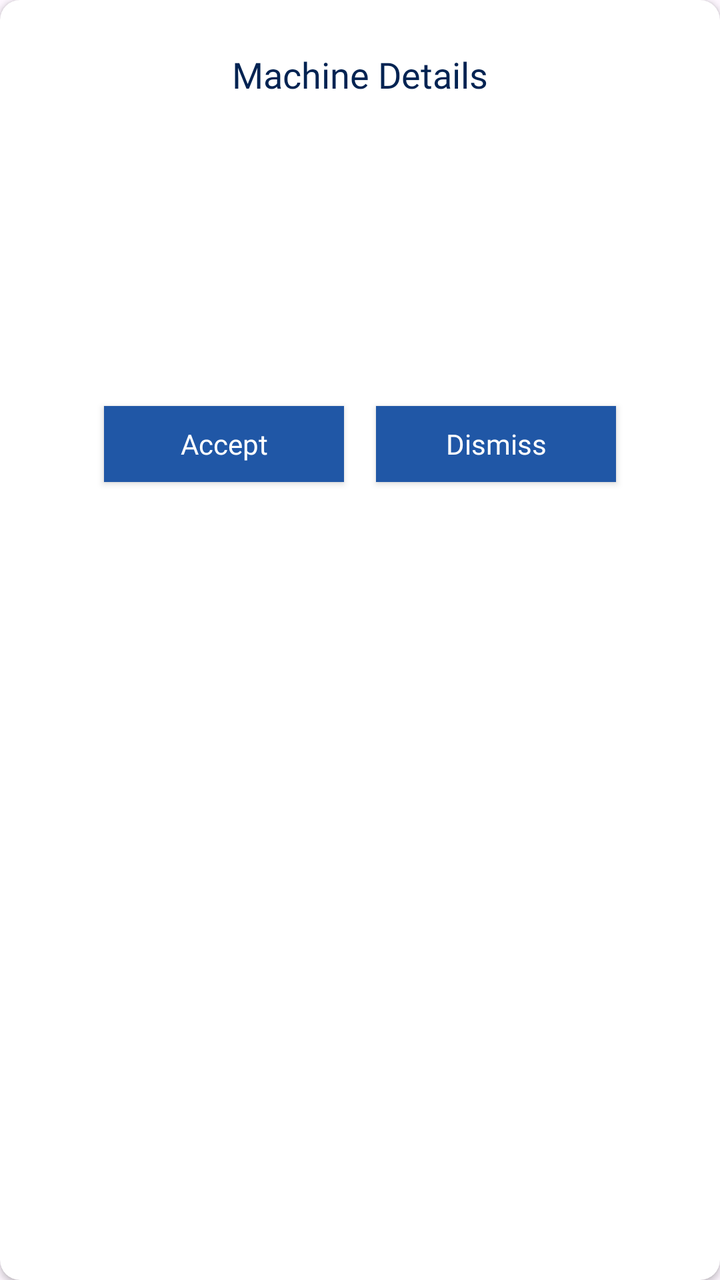
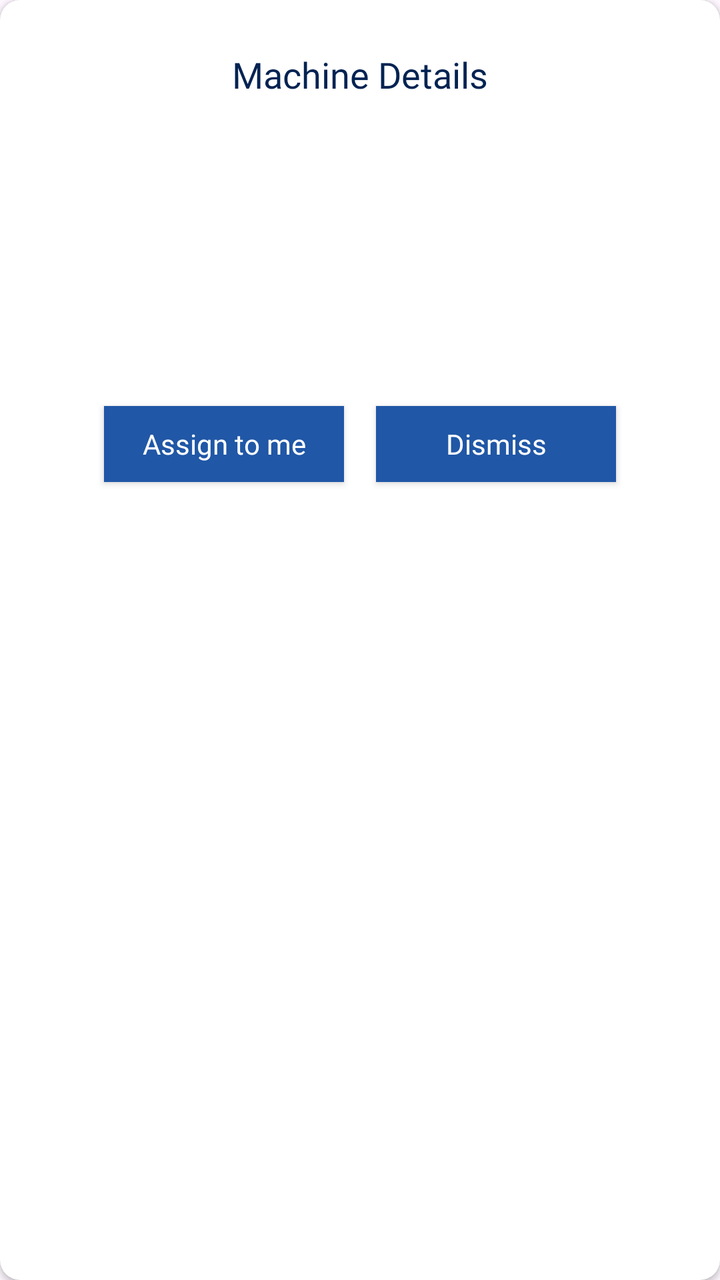

Screens rendered from an Android XML layout before and after an edit, with the pre-edit source and the edit as a unified diff.
<!-- AndroidManifest.xml: application theme Theme.Evergreen -->
<!-- res/layout/custom_notification_dialog.xml -->
<?xml version="1.0" encoding="utf-8"?>
<androidx.cardview.widget.CardView xmlns:android="http://schemas.android.com/apk/res/android"
    android:layout_width="match_parent"
    xmlns:app="http://schemas.android.com/apk/res-auto"
    app:cardCornerRadius="@dimen/_10sdp"
    android:layout_margin="@dimen/_10sdp"
    android:layout_height="wrap_content"
    android:orientation="vertical">
    <LinearLayout
        android:padding="@dimen/_15sdp"
        android:orientation="vertical"
        android:layout_width="match_parent"
        android:layout_height="wrap_content">


    <TextView
        android:layout_marginTop="@dimen/_10sdp"
        android:fontFamily="@font/roboto_medium"
       android:text="Machine Details"
        android:layout_width="match_parent"
        android:layout_height="wrap_content"
        android:textSize="18sp"
        android:textColor="@color/black_blue"
        android:gravity="center_horizontal"
       />
        <TextView android:layout_marginTop="@dimen/_15sdp"
        android:id="@+id/textViewTitle"
        android:layout_width="match_parent"
        android:layout_height="wrap_content"
        android:textSize="16sp"
        android:fontFamily="@font/roboto_medium"
        android:textColor="@android:color/black"
        android:layout_marginBottom="8dp"/>


    <TextView
        android:fontFamily="@font/roboto_medium"
        android:id="@+id/textViewBody"
        android:layout_width="match_parent"
        android:layout_height="wrap_content"
        android:textSize="16sp"
        android:textColor="@color/black_blue1"
        android:layout_marginBottom="16dp"/>
        <TextView
            android:layout_marginTop="@dimen/_10sdp"
            android:id="@+id/tv_sn"
            android:fontFamily="@font/roboto_regular"
            android:layout_width="match_parent"
            android:layout_height="wrap_content"
            android:textSize="14sp"
            android:textColor="@color/black_blue" />

        <TextView
            android:id="@+id/location"
            android:fontFamily="@font/roboto_regular"
            android:layout_width="match_parent"
            android:layout_height="wrap_content"
            android:textSize="12sp"
            android:textColor="@color/black_blue"
            android:layout_marginBottom="8dp"/>


    <LinearLayout
        android:layout_marginTop="@dimen/_10sdp"
        android:layout_width="match_parent"
        android:layout_height="wrap_content"
        android:orientation="horizontal"
        android:gravity="center">

        <androidx.appcompat.widget.AppCompatButton
            android:textColor="@color/white"
            android:fontFamily="@font/roboto_medium"
            android:id="@+id/buttonAccept"
            android:textSize="@dimen/_14sdp"
            android:minWidth="@dimen/_120sdp"
            android:textAllCaps="false"
            android:background="@color/btn_back"
            android:layout_width="wrap_content"
            android:layout_height="@dimen/_38sdp"
            android:text="Accept"
            android:layout_margin="8dp"/>

        <androidx.appcompat.widget.AppCompatButton
            android:minWidth="@dimen/_120sdp"
            android:textAllCaps="false"
            android:background="@color/btn_back"
            android:textColor="@color/white"
            android:textSize="@dimen/_14sdp"
            android:fontFamily="@font/roboto_medium"
            android:id="@+id/buttonDismiss"
            android:layout_width="wrap_content"
            android:layout_height="@dimen/_38sdp"
            android:text="Dismiss"
            android:layout_margin="8dp"/>

    </LinearLayout>
    </LinearLayout>

</androidx.cardview.widget.CardView>
<!-- resources referenced by this layout -->
<resources>
  <color name="black_blue">#022352</color>
  <color name="black_blue1">#4F6B94</color>
  <color name="btn_back">#2057A6</color>
  <color name="white">#FFFFFFFF</color>
  <dimen name="_10sdp">10.00dp</dimen>
  <dimen name="_120sdp">120.00dp</dimen>
  <dimen name="_14sdp">14.00dp</dimen>
  <dimen name="_15sdp">15.00dp</dimen>
  <dimen name="_38sdp">38.00dp</dimen>
  <style name="Theme.Evergreen" parent="Base.Theme.Evergreen" />
  <style name="Base.Theme.Evergreen" parent="Theme.Material3.Light.NoActionBar">
  
  
  
  
  
  
  
          <item name="android:statusBarColor">@color/black_blue</item>
  
  
      </style>
</resources>

<!-- the commit's change to res/layout/custom_notification_dialog.xml (unified diff, before → after) -->
@@ -77,7 +77,7 @@
             android:background="@color/btn_back"
             android:layout_width="wrap_content"
             android:layout_height="@dimen/_38sdp"
-            android:text="Accept"
+            android:text="Assign to me"
             android:layout_margin="8dp"/>
 
         <androidx.appcompat.widget.AppCompatButton
